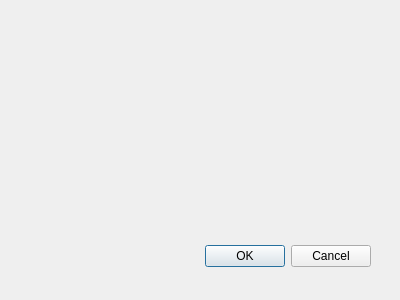
This is cuACS-D1/clientwindow.ui in darrenzel/cuACS as Qt 5 draws it before an edit. The edited form follows.
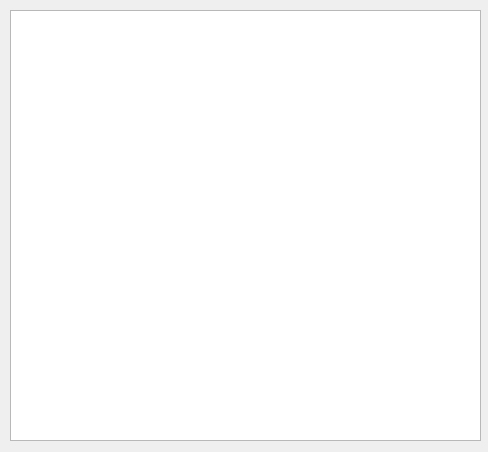
This is the edited form.

Patch:
```diff
--- a/cuACS-D1/clientwindow.ui
+++ b/cuACS-D1/clientwindow.ui
@@ -8,28 +8,22 @@
    <rect>
     <x>0</x>
     <y>0</y>
-    <width>400</width>
-    <height>300</height>
+    <width>488</width>
+    <height>452</height>
    </rect>
   </property>
   <property name="windowTitle">
    <string>Dialog</string>
   </property>
-  <widget class="QDialogButtonBox" name="buttonBox">
+  <widget class="QTableView" name="tableView">
    <property name="geometry">
     <rect>
-     <x>30</x>
-     <y>240</y>
-     <width>341</width>
-     <height>32</height>
+     <x>10</x>
+     <y>10</y>
+     <width>471</width>
+     <height>431</height>
     </rect>
    </property>
-   <property name="orientation">
-    <enum>Qt::Horizontal</enum>
-   </property>
-   <property name="standardButtons">
-    <set>QDialogButtonBox::Cancel|QDialogButtonBox::Ok</set>
-   </property>
   </widget>
  </widget>
  <pixmapfunction/>
```
Left out of the diff: 40 changed lines with no effect on the pictures.
